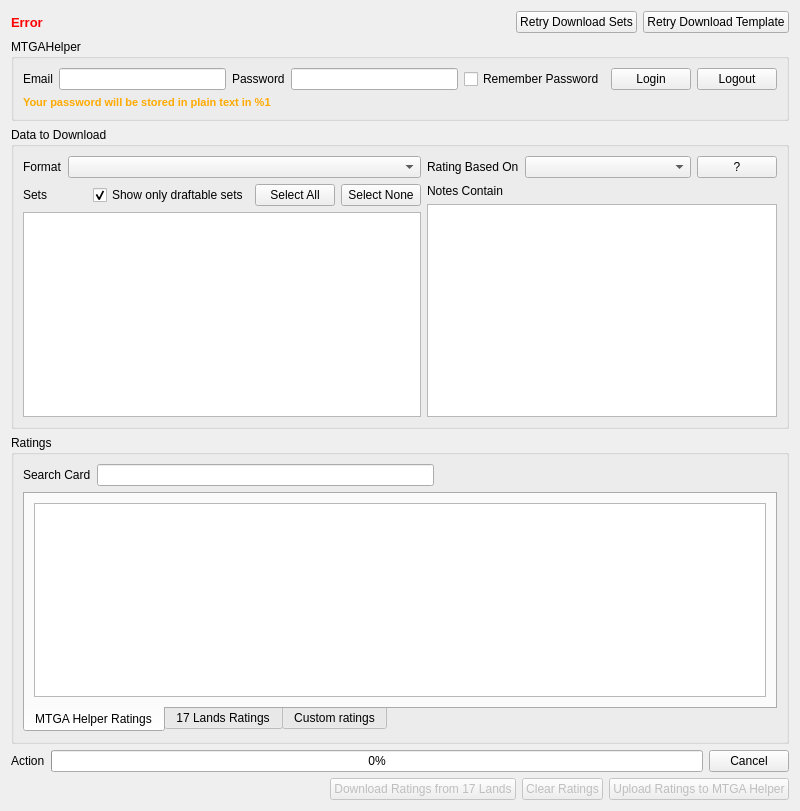
This is src/centralwidget.ui in VSRonin/17Helper as Qt 5 draws it before an edit. The edited form follows.
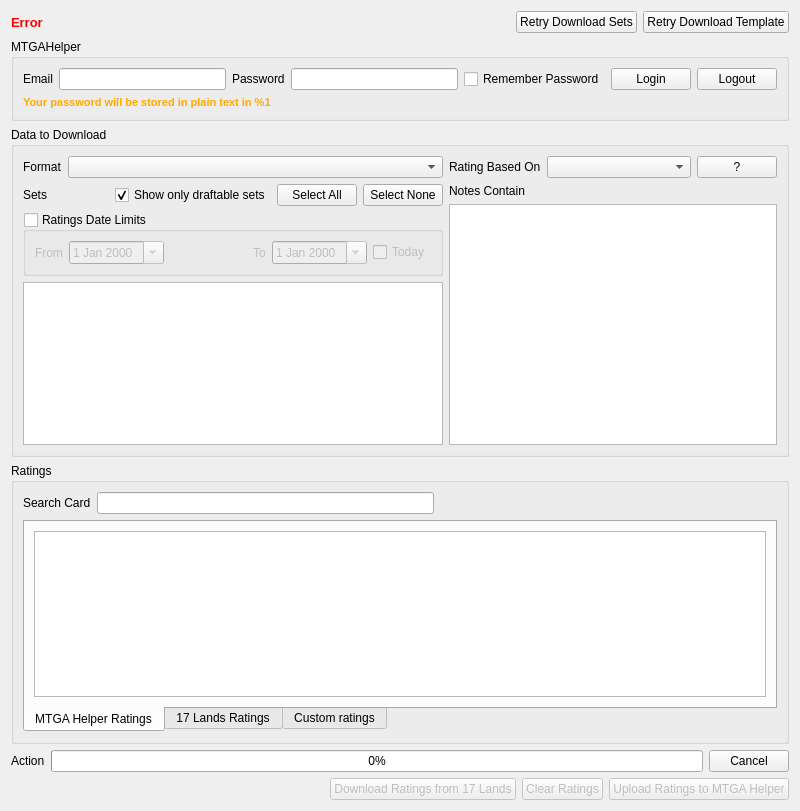
This is the edited form.

Commit message: Added time management for 17 lands ratings

The edit to the form file:
```diff
--- a/src/centralwidget.ui
+++ b/src/centralwidget.ui
@@ -200,7 +200,7 @@
      <property name="title">
       <string>Data to Download</string>
      </property>
-     <layout class="QHBoxLayout" name="horizontalLayout_4">
+     <layout class="QHBoxLayout" name="horizontalLayout_9">
       <item>
        <layout class="QVBoxLayout" name="verticalLayout">
         <item>
@@ -272,6 +272,69 @@
           </item>
          </layout>
         </item>
+        <item>
+         <widget class="QGroupBox" name="ratingTimeGroup">
+          <property name="title">
+           <string>Ratings Date Limits</string>
+          </property>
+          <property name="checkable">
+           <bool>true</bool>
+          </property>
+          <property name="checked">
+           <bool>false</bool>
+          </property>
+          <layout class="QHBoxLayout" name="horizontalLayout_4">
+           <item>
+            <widget class="QLabel" name="label_7">
+             <property name="text">
+              <string>From</string>
+             </property>
+            </widget>
+           </item>
+           <item>
+            <widget class="QDateEdit" name="ratingFromEdit">
+             <property name="calendarPopup">
+              <bool>true</bool>
+             </property>
+            </widget>
+           </item>
+           <item>
+            <spacer name="horizontalSpacer_4">
+             <property name="orientation">
+              <enum>Qt::Horizontal</enum>
+             </property>
+             <property name="sizeHint" stdset="0">
+              <size>
+               <width>83</width>
+               <height>20</height>
+              </size>
+             </property>
+            </spacer>
+           </item>
+           <item>
+            <widget class="QLabel" name="label_8">
+             <property name="text">
+              <string>To</string>
+             </property>
+            </widget>
+           </item>
+           <item>
+            <widget class="QDateEdit" name="ratingToEdit">
+             <property name="calendarPopup">
+              <bool>true</bool>
+             </property>
+            </widget>
+           </item>
+           <item>
+            <widget class="QCheckBox" name="toTodayCheck">
+             <property name="text">
+              <string>Today</string>
+             </property>
+            </widget>
+           </item>
+          </layout>
+         </widget>
+        </item>
         <item>
          <widget class="QListView" name="setsView"/>
         </item>
```
Left out of the diff: 2 changed lines with no effect on the pictures. The commit also changes 9 other files.
